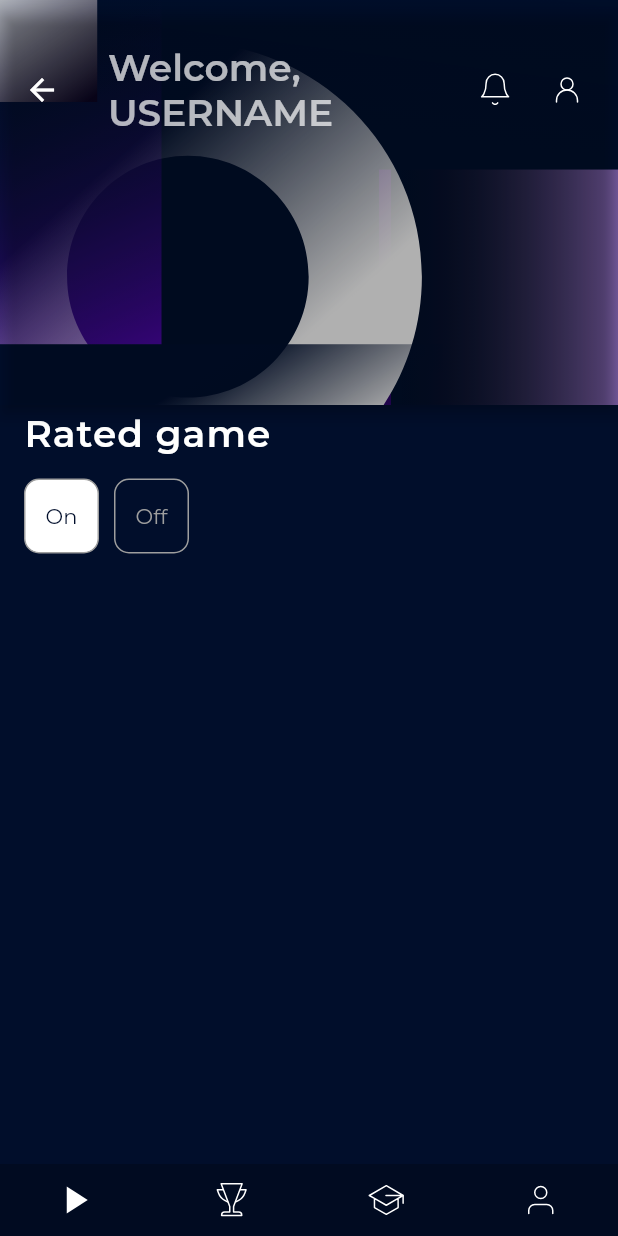
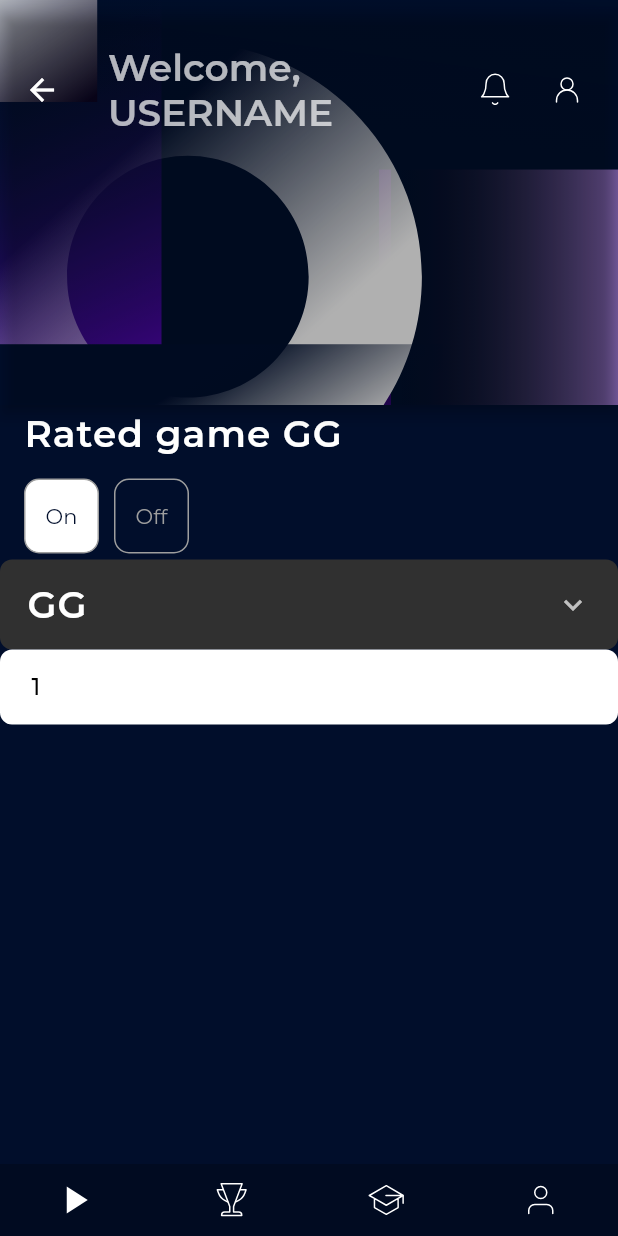
Before and after one commit to animousen4/flutter_play_chess, a Flutter app: the HomeScreen screen opened by its route, after a tap on "On", on a phone screen of 412 x 824 dp. Run offline on Flutter 3.47's test engine with Material 2 defaults, Android fonts, the light colour scheme and no system bars; drawn by our look-alikes of expansion_tile_card; our stand-ins replace auto_route, bloc, chopper, extended_nested_scroll_view, firebase_analytics, firebase_core and 8 more; missing offline and left inert: flag; accounts and stored records are empty; network calls fail.

Commit message:
animation dropdown_physical_button

```diff
--- a/lib/view/screen/home/page/play_page.dart
+++ b/lib/view/screen/home/page/play_page.dart
@@ -1,7 +1,9 @@
+import 'package:expansion_tile_card/expansion_tile_card.dart';
 import 'package:extended_nested_scroll_view/extended_nested_scroll_view.dart';
 import 'package:flutter/material.dart';
 import 'package:flutter_bloc/flutter_bloc.dart';
 import 'package:flutter_play_chess/logic/bloc/play_menu/bloc/play_menu_bloc.dart';
+import 'package:flutter_play_chess/view/widget/dropdown_physical_button/dropdown_physical_button.dart';
 import 'package:flutter_play_chess/view/widget/selection_list/selection_list.dart';
 import 'package:flutter_play_chess/view/widget/sliver/play_sliver_delegate.dart';
 
@@ -33,7 +35,7 @@ class _PlayPageState extends State<PlayPage> {
             ListTile(
               title: Padding(
                 padding: const EdgeInsets.only(bottom: 15),
-                child: Text("Rated game"),
+                child: Text("Rated game GG"),
               ),
               subtitle: SelectionItemList.radio(
                 callback: (index) => context.read<PlayMenuBloc>().add(RatedGameChanged(index)),
@@ -44,6 +46,17 @@ class _PlayPageState extends State<PlayPage> {
                 selectedIndex: state.selectedRatedIndex,
               ),
             ),
+            ExpansionTileCard(title: Text("GG"), children: [
+              Container(color: Colors.white,)
+            ],),
+            DropdownPhysicalButton(
+              selectedIndex: 0,
+              options: [
+                Text("1"),
+                Text("2"),
+                Text("3"),
+              ],
+            )
           ]),
               onError: (state) => Center(child: Text("Error occured"),));
         },
--- /dev/null
+++ b/lib/view/widget/dropdown_physical_button/dropdown_physical_button.dart
@@ -0,0 +1,94 @@
+import 'package:flutter/material.dart';
+
+class DropdownPhysicalButton extends StatefulWidget {
+  const DropdownPhysicalButton(
+      {Key? key, required this.options, required this.selectedIndex})
+      : super(key: key);
+  final List<Widget> options;
+  final int selectedIndex;
+
+  @override
+  State<DropdownPhysicalButton> createState() => _DropdownPhysicalButtonState();
+}
+
+class _DropdownPhysicalButtonState extends State<DropdownPhysicalButton>
+    with SingleTickerProviderStateMixin {
+  late final AnimationController animationController;
+  late final Animation<double> sizeAnimation;
+  bool expanded = false;
+  @override
+  Widget build(BuildContext context) {
+    return Material(
+      borderRadius: BorderRadius.circular(8),
+      clipBehavior: Clip.antiAlias,
+      color: Colors.white,
+      child: DefaultTextStyle(
+        style: Theme.of(context)
+            .textTheme
+            .headline3!
+            .copyWith(color: Colors.black),
+        child: Column(
+          crossAxisAlignment: CrossAxisAlignment.start,
+          children: [
+            frontFragment(widget.options[widget.selectedIndex]),
+            SizeTransition(
+                sizeFactor: sizeAnimation,
+                child: Column(
+                  crossAxisAlignment: CrossAxisAlignment.start,
+                  children: [
+                    ...variants()
+                  ],
+                )),
+          ],
+        ),
+      ),
+    );
+  }
+
+  List<Widget> variants() {
+    final data = <Widget>[];
+    for (int index = 0; index < widget.options.length; index++) {
+      data.add(InkWell(
+          onTap: () {
+            expanded = !expanded;
+            reevaluateState();
+          },
+          child: fragment(widget.options[index])));
+    }
+    return data;
+  }
+
+  Widget frontFragment(Widget rawWidget) => InkWell(
+      onTap: () {
+        print("object");
+        expanded = !expanded;
+        reevaluateState();
+      },
+      child: fragment(rawWidget));
+
+  Widget fragment(Widget rawWidget) => Padding(
+        padding: const EdgeInsets.only(top: 15, bottom: 15, left: 21),
+        child: rawWidget,
+      );
+  void reevaluateState() {
+    if (expanded) {
+      animationController.reverse();
+      return;
+    }
+
+    animationController.forward();
+  }
+
+  @override
+  void initState() {
+    animationController =
+        AnimationController(vsync: this, duration: Duration(milliseconds: 300));
+    // animationController.repeat(
+    //   reverse: true,
+    //   period: Duration(milliseconds: 1300)
+    // );
+    sizeAnimation = animationController.drive(CurveTween(curve: Curves.linear));
+    //CurvedAnimation(parent: animationController, curve: Curves.linear);
+    super.initState();
+  }
+}
--- a/pubspec.yaml
+++ b/pubspec.yaml
@@ -27,6 +27,7 @@ dependencies:
   flutter_native_splash: ^2.1.0
   flag: ^6.0.0
   drift: ^1.7.1
+  expansion_tile_card: ^2.0.0
   country_icons: ^2.0.2
 
 
```
Also changed, not shown: pubspec.lock.
